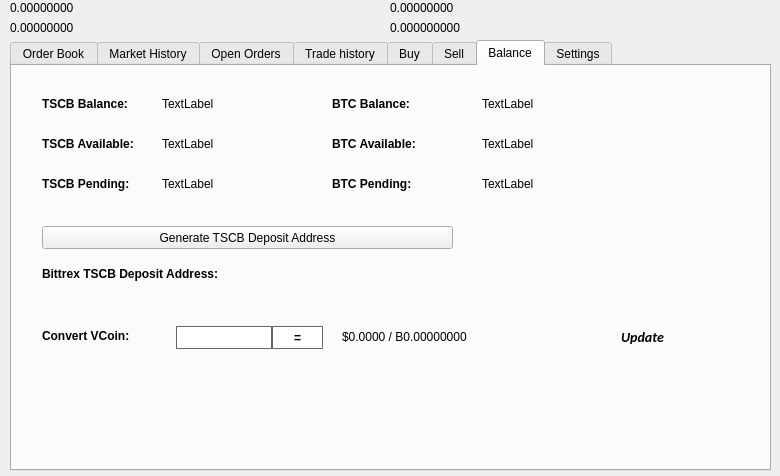
MCLXI/TSC, file src/qt/forms/tradingdialog.ui: the form before one commit.
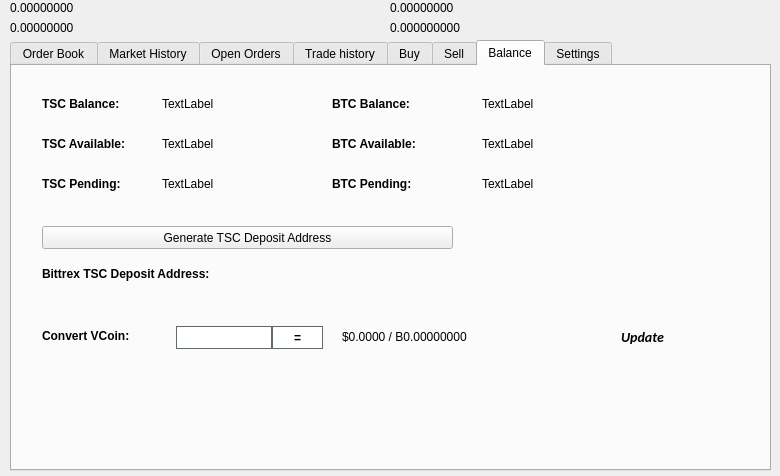
The form after the commit. The open tabs and pages were chosen to show the change. Icons and pictures are not drawn.

Patch:
```diff
--- a/src/qt/forms/tradingdialog.ui
+++ b/src/qt/forms/tradingdialog.ui
@@ -2762,7 +2762,7 @@
       </font>
      </property>
      <property name="text">
-      <string>TSCB Balance:</string>
+      <string>TSC Balance:</string>
      </property>
     </widget>
     <widget class="QLabel" name="label_12">
@@ -2813,7 +2813,7 @@
       </font>
      </property>
      <property name="text">
-      <string>TSCB Available:</string>
+      <string>TSC Available:</string>
      </property>
     </widget>
     <widget class="QLabel" name="label_14">
@@ -2832,7 +2832,7 @@
       </font>
      </property>
      <property name="text">
-      <string>TSCB Pending:</string>
+      <string>TSC Pending:</string>
      </property>
     </widget>
     <widget class="QLabel" name="TSCBPendingLabel">
@@ -2928,7 +2928,7 @@
       </font>
      </property>
      <property name="text">
-      <string>Bittrex TSCB Deposit Address:</string>
+      <string>Bittrex TSC Deposit Address:</string>
      </property>
     </widget>
     <widget class="QPushButton" name="GenDepositBTN">
@@ -2941,7 +2941,7 @@
       </rect>
      </property>
      <property name="text">
-      <string>Generate TSCB Deposit Address</string>
+      <string>Generate TSC Deposit Address</string>
      </property>
      <property name="icon">
       <iconset resource="../TSCB.qrc">
```
Left out of the diff: 46 changed lines with no effect on the pictures.
